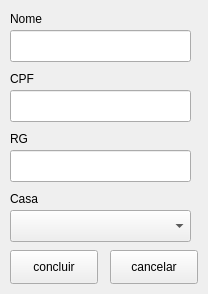
Old version of the form interface/cadastrar_inquilino.ui in the repository adenilsonElias/Gerenciador_Casa_Aluguel.
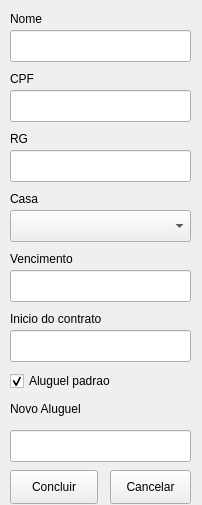
New version of the form.

Commit message: alteraçoes interfaces

```diff
--- a/interface/cadastrar_inquilino.ui
+++ b/interface/cadastrar_inquilino.ui
@@ -9,13 +9,16 @@
    <rect>
     <x>0</x>
     <y>0</y>
-    <width>208</width>
-    <height>294</height>
+    <width>202</width>
+    <height>505</height>
    </rect>
   </property>
   <property name="windowTitle">
    <string>cadastrar</string>
   </property>
+  <property name="styleSheet">
+   <string notr="true"/>
+  </property>
   <widget class="QLineEdit" name="campo_nome">
    <property name="geometry">
     <rect>
@@ -89,26 +92,26 @@
    <property name="geometry">
     <rect>
      <x>10</x>
-     <y>250</y>
+     <y>470</y>
      <width>88</width>
      <height>34</height>
     </rect>
    </property>
    <property name="text">
-    <string>concluir</string>
+    <string>Concluir</string>
    </property>
   </widget>
   <widget class="QPushButton" name="botao_cancelar">
    <property name="geometry">
     <rect>
      <x>110</x>
-     <y>250</y>
-     <width>88</width>
+     <y>470</y>
+     <width>81</width>
      <height>34</height>
     </rect>
    </property>
    <property name="text">
-    <string>cancelar</string>
+    <string>Cancelar</string>
    </property>
   </widget>
   <widget class="QLabel" name="label_4">
@@ -134,6 +137,91 @@
     </rect>
    </property>
   </widget>
+  <widget class="QCheckBox" name="tipo_aluguel">
+   <property name="geometry">
+    <rect>
+     <x>10</x>
+     <y>370</y>
+     <width>121</width>
+     <height>22</height>
+    </rect>
+   </property>
+   <property name="text">
+    <string>Aluguel padrao</string>
+   </property>
+   <property name="checked">
+    <bool>true</bool>
+   </property>
+  </widget>
+  <widget class="QLineEdit" name="Novo_aluguel">
+   <property name="geometry">
+    <rect>
+     <x>10</x>
+     <y>430</y>
+     <width>181</width>
+     <height>32</height>
+    </rect>
+   </property>
+  </widget>
+  <widget class="QLabel" name="label_5">
+   <property name="geometry">
+    <rect>
+     <x>10</x>
+     <y>250</y>
+     <width>81</width>
+     <height>18</height>
+    </rect>
+   </property>
+   <property name="text">
+    <string>Vencimento</string>
+   </property>
+  </widget>
+  <widget class="QLineEdit" name="vencimento">
+   <property name="geometry">
+    <rect>
+     <x>10</x>
+     <y>270</y>
+     <width>181</width>
+     <height>32</height>
+    </rect>
+   </property>
+  </widget>
+  <widget class="QLineEdit" name="inicio_do_contrato">
+   <property name="geometry">
+    <rect>
+     <x>10</x>
+     <y>330</y>
+     <width>181</width>
+     <height>32</height>
+    </rect>
+   </property>
+  </widget>
+  <widget class="QLabel" name="label_6">
+   <property name="geometry">
+    <rect>
+     <x>10</x>
+     <y>310</y>
+     <width>181</width>
+     <height>18</height>
+    </rect>
+   </property>
+   <property name="text">
+    <string>Inicio do contrato</string>
+   </property>
+  </widget>
+  <widget class="QLabel" name="label_7">
+   <property name="geometry">
+    <rect>
+     <x>10</x>
+     <y>400</y>
+     <width>91</width>
+     <height>18</height>
+    </rect>
+   </property>
+   <property name="text">
+    <string>Novo Aluguel</string>
+   </property>
+  </widget>
  </widget>
  <tabstops>
   <tabstop>campo_nome</tabstop>
```
The commit also changes 3 other files.
